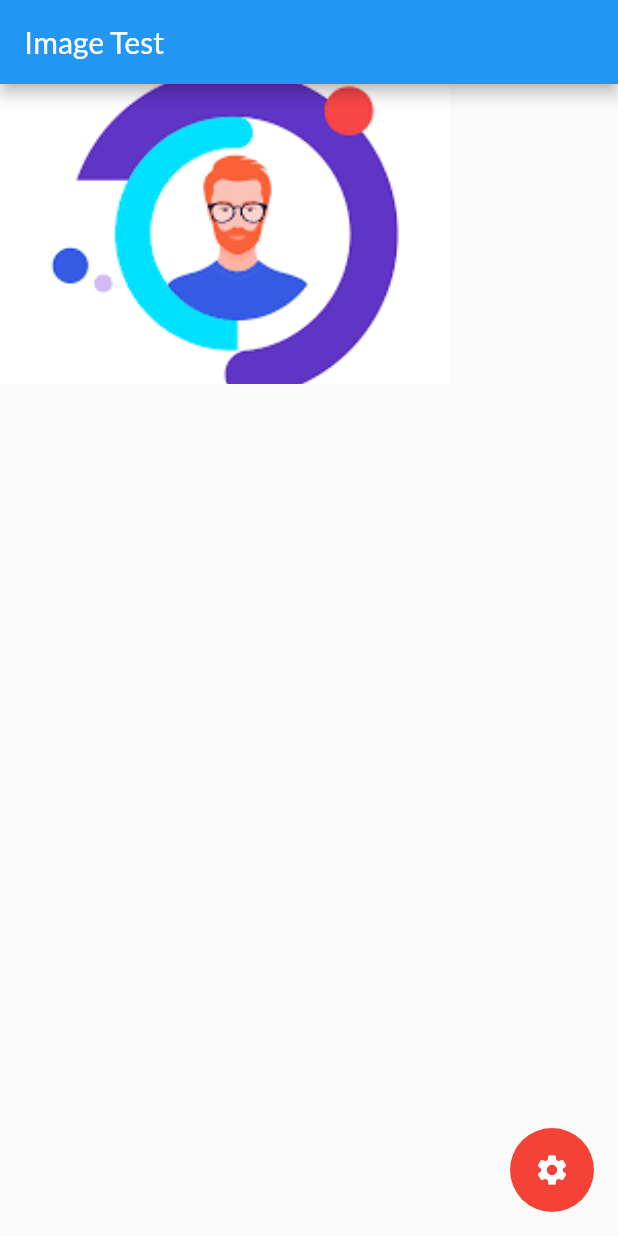
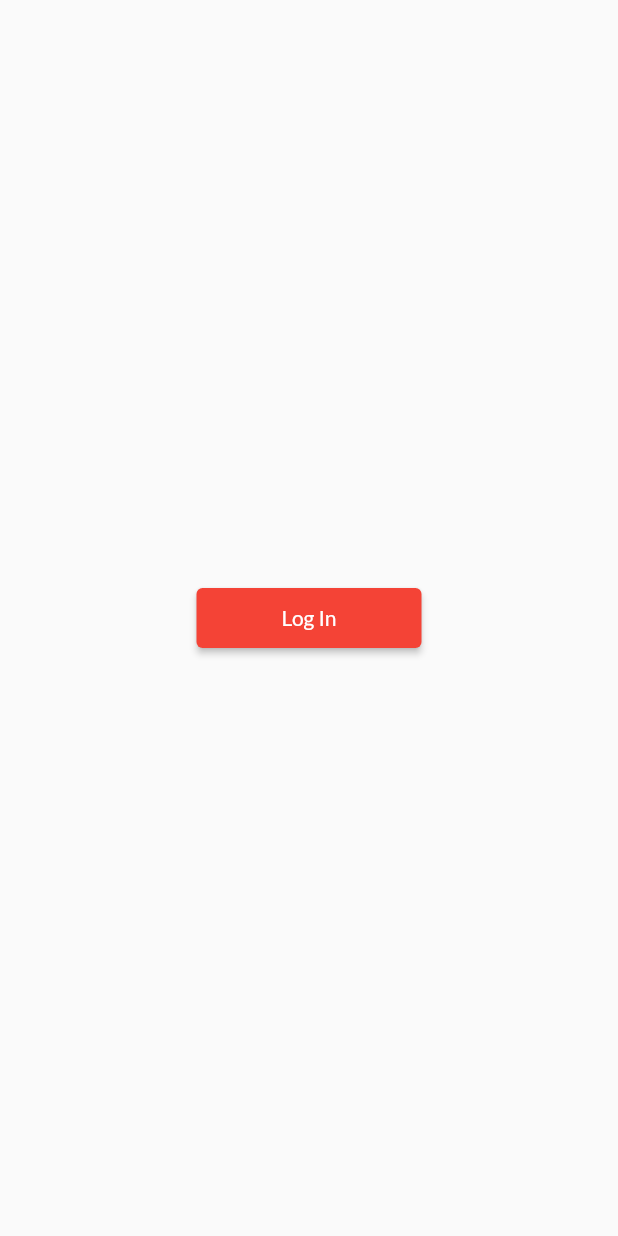
Before and after one commit to dnesbala/flutter-first-app, a Flutter app: the screen it shows after launch, on a phone screen of 412 x 824 dp. Run offline on Flutter 3.47's test engine with Material 2 defaults, Android fonts, the phone set to English and light mode, and no system bars; our stand-ins replace google_fonts.

Commit message:
Added buttons code

```diff
--- /dev/null
+++ b/lib/button_test.dart
@@ -0,0 +1,24 @@
+import 'package:flutter/material.dart';
+
+class ButtonTest extends StatelessWidget {
+  const ButtonTest({Key? key}) : super(key: key);
+
+  @override
+  Widget build(BuildContext context) {
+    return Scaffold(
+      body: Center(
+        // Buttons: ElevatedButton, OutlinedButton, TextButton
+        child: ElevatedButton(
+          onPressed: () {
+            print("log in");
+          },
+          child: Text("Log In"),
+          style: ButtonStyle(
+            backgroundColor: MaterialStateProperty.all(Colors.red),
+            fixedSize: MaterialStateProperty.all(Size(150, 40)),
+          ),
+        ),
+      ),
+    );
+  }
+}
--- a/lib/main.dart
+++ b/lib/main.dart
@@ -1,3 +1,4 @@
+import 'package:first_app/button_test.dart';
 import 'package:first_app/image_test.dart';
 import 'package:flutter/material.dart';
 import 'package:google_fonts/google_fonts.dart';
@@ -19,7 +20,7 @@ class MyApp extends StatelessWidget {
     return MaterialApp(
       title: "Test App",
       debugShowCheckedModeBanner: false,
-      home: ImageTest(),
+      home: ButtonTest(),
       theme: ThemeData(
         fontFamily: GoogleFonts.lato().fontFamily,
       ),
```
